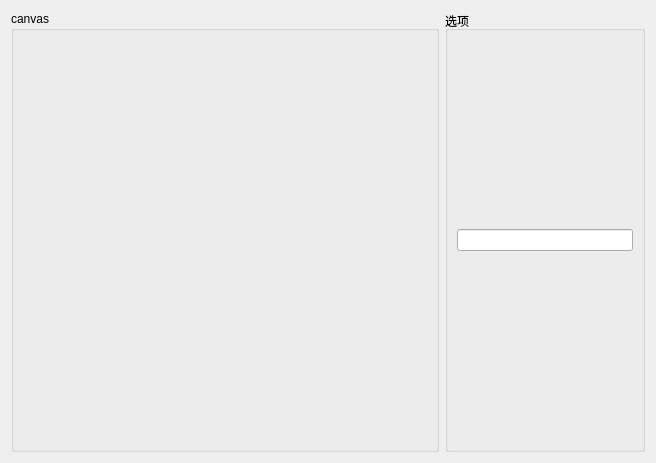
This is src/UI/mainwidget.ui in Yuanzidan081/SRendererLab as Qt 5 draws it before an edit. The edited form follows.
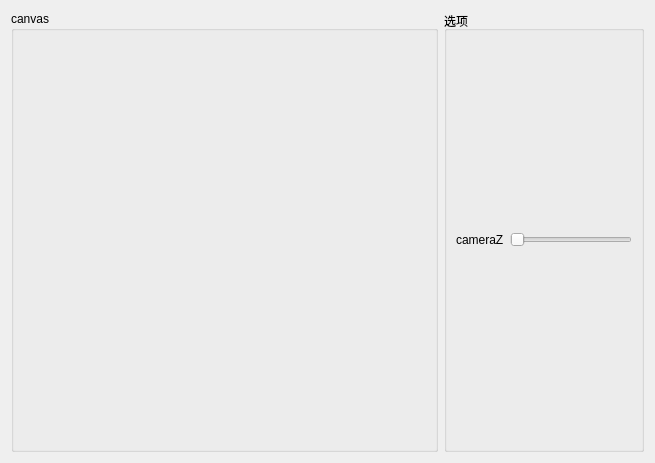
This is the edited form. Custom widgets are drawn as their Qt base class.

Diff of the .ui file:
```diff
--- a/src/UI/mainwidget.ui
+++ b/src/UI/mainwidget.ui
@@ -6,7 +6,7 @@
    <rect>
     <x>0</x>
     <y>0</y>
-    <width>656</width>
+    <width>655</width>
     <height>463</height>
    </rect>
   </property>
@@ -44,9 +44,26 @@
      <property name="title">
       <string>选项</string>
      </property>
-     <layout class="QVBoxLayout" name="verticalLayout">
-      <item>
-       <widget class="QLineEdit" name="lineEdit"/>
+     <layout class="QGridLayout" name="gridLayout_2">
+      <item row="0" column="0">
+       <widget class="QLabel" name="label">
+        <property name="text">
+         <string>cameraZ</string>
+        </property>
+       </widget>
+      </item>
+      <item row="0" column="1">
+       <widget class="QSlider" name="horizontalSlider">
+        <property name="minimum">
+         <number>3</number>
+        </property>
+        <property name="maximum">
+         <number>10</number>
+        </property>
+        <property name="orientation">
+         <enum>Qt::Horizontal</enum>
+        </property>
+       </widget>
       </item>
      </layout>
     </widget>
```
